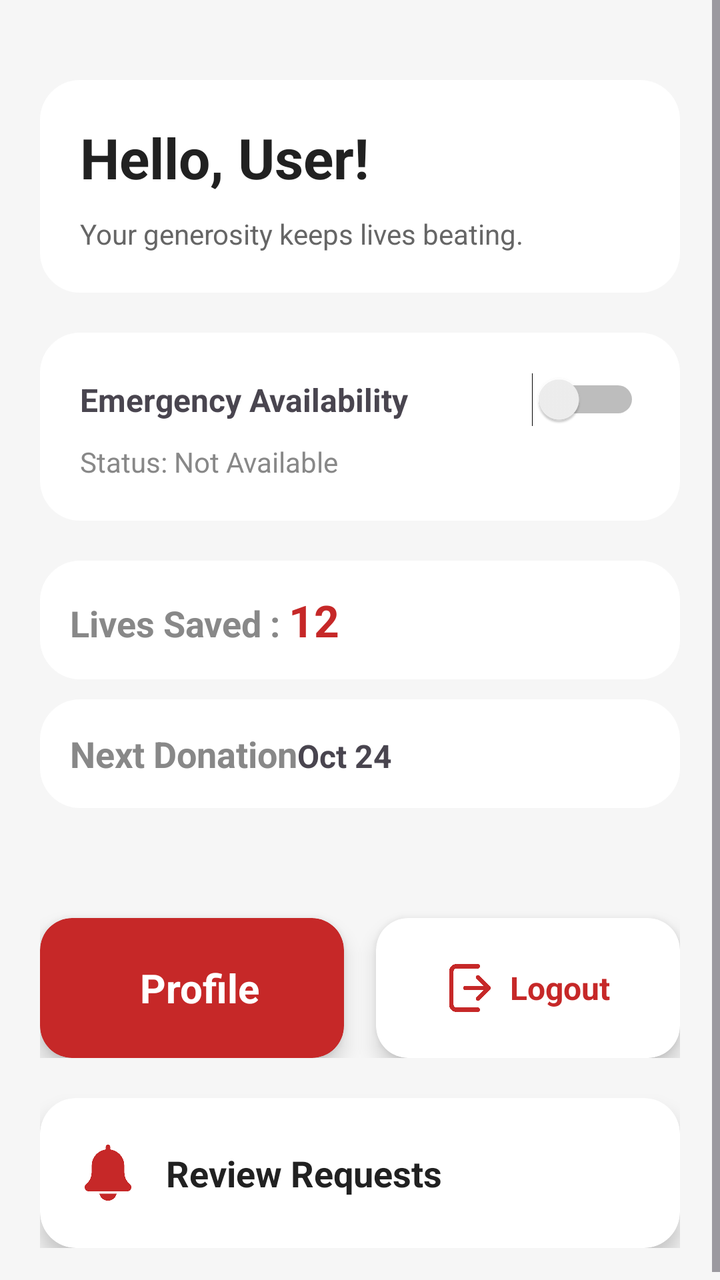
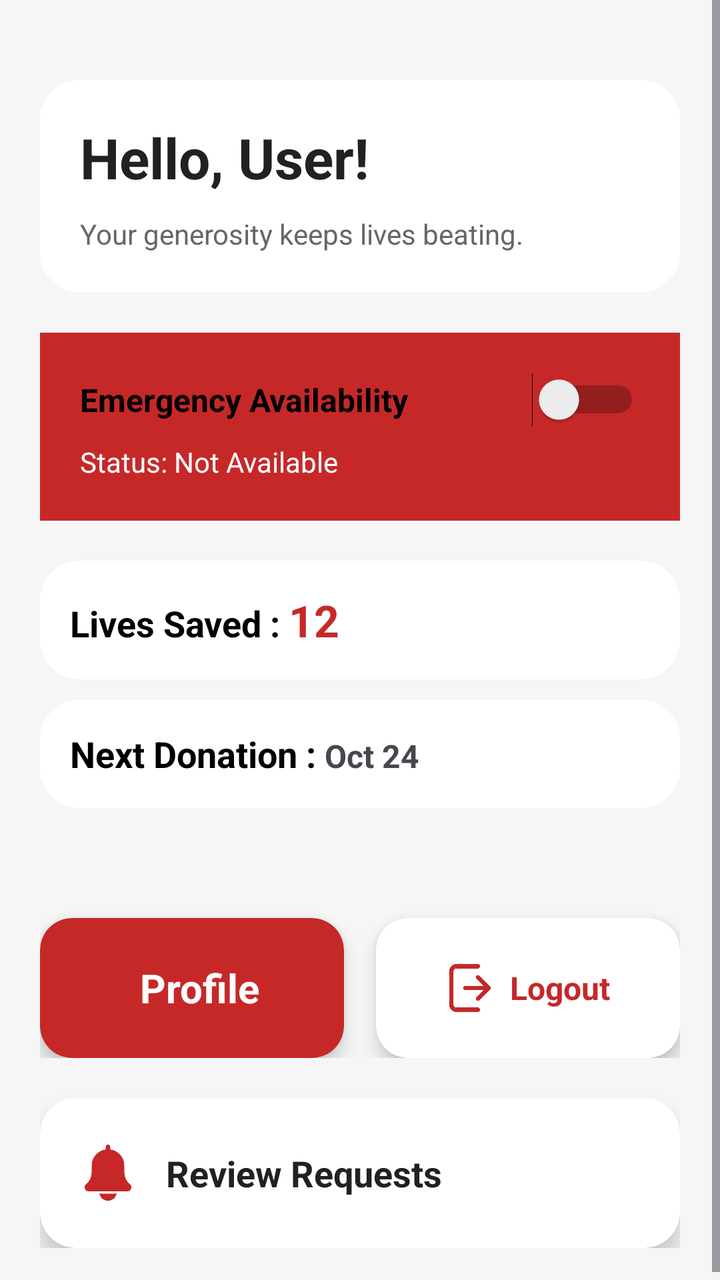

The first picture is an Android layout as it rendered before a commit; the second is the same layout after the commit. The layout source and the unified diff follow.
<!-- AndroidManifest.xml: application theme Theme.BloodDonarNet -->
<!-- res/layout/activity_donor_dashboard.xml -->
<?xml version="1.0" encoding="utf-8"?>
<ScrollView xmlns:android="http://schemas.android.com/apk/res/android"
    xmlns:tools="http://schemas.android.com/tools"
    android:layout_width="match_parent"
    android:layout_height="match_parent"
    xmlns:app="http://schemas.android.com/apk/res-auto"
    android:background="#F6F6F6">

    <LinearLayout
        android:orientation="vertical"
        android:padding="20dp"
        android:layout_width="match_parent"
        android:layout_height="wrap_content">





        <LinearLayout
            android:layout_width="match_parent"
            android:layout_height="wrap_content"
            android:orientation="vertical"
            android:padding="20dp"
            android:layout_marginTop="20dp"
            android:background="@drawable/card_bg">

            <TextView
                android:id="@+id/welcomeText"
                android:text="Hello, User!"
                android:textSize="28sp"
                android:textStyle="bold"
                android:textColor="#212121"
                android:layout_width="wrap_content"
                android:layout_height="wrap_content"/>

            <TextView
                android:text="Your generosity keeps lives beating."
                android:textSize="14sp"
                android:textColor="#666"
                android:layout_marginTop="10dp"
                android:layout_width="wrap_content"
                android:layout_height="wrap_content"/>
        </LinearLayout>


        <LinearLayout
            android:layout_width="match_parent"
            android:layout_height="wrap_content"
            android:orientation="vertical"
            android:padding="20dp"
            android:layout_marginTop="20dp"
            android:background="@drawable/card_bg">

            <LinearLayout
                android:layout_width="match_parent"
                android:layout_height="wrap_content"
                android:orientation="horizontal"
                android:gravity="center_vertical">

                <TextView
                    android:text="Emergency Availability"
                    android:textSize="16sp"
                    android:textStyle="bold"
                    android:layout_width="0dp"
                    android:layout_weight="1"
                    android:layout_height="wrap_content"/>

                <Switch
                    android:id="@+id/availabilitySwitch"
                    android:layout_width="wrap_content"
                    android:layout_height="wrap_content"/>
            </LinearLayout>

            <TextView
                android:id="@+id/statusText"
                android:text="Status: Not Available"
                android:textColor="#888"
                android:layout_marginTop="8dp"
                android:layout_width="wrap_content"
                android:layout_height="wrap_content"/>


        </LinearLayout>


        <LinearLayout
            android:layout_width="match_parent"
            android:layout_height="wrap_content"
            android:orientation="vertical"
            android:layout_marginTop="20dp">


            <LinearLayout
                android:layout_width="match_parent"
                android:layout_height="wrap_content"
                android:padding="15dp"
                android:background="@drawable/card_bg">

                <TextView
                    android:text="Lives Saved : "
                    android:textSize="18sp"
                    android:textColor="#888"
                    android:textStyle="bold"
                    android:layout_width="wrap_content"
                    android:layout_height="wrap_content"/>

                <TextView
                    android:id="@+id/livesSaved"
                    android:text="12"
                    android:textSize="22sp"
                    android:textStyle="bold"
                    android:textColor="#C62828"
                    android:layout_width="wrap_content"
                    android:layout_height="wrap_content"/>
            </LinearLayout>


            <LinearLayout
                android:layout_width="match_parent"
                android:layout_height="wrap_content"
                android:layout_marginTop="10dp"
                android:padding="15dp"
                android:background="@drawable/card_bg">

                <TextView
                    android:text="Next Donation"
                    android:textSize="18sp"
                    android:textStyle="bold"
                    android:textColor="#888"
                    android:layout_width="wrap_content"
                    android:layout_height="wrap_content"/>

                <TextView
                    android:id="@+id/nextDate"
                    android:text="Oct 24"
                    android:textSize="16sp"
                    android:textStyle="bold"
                    android:layout_width="wrap_content"
                    android:layout_height="wrap_content"/>
            </LinearLayout>

        </LinearLayout>


        <LinearLayout
            android:layout_width="match_parent"
            android:layout_height="wrap_content"
            android:orientation="horizontal"
            android:layout_marginTop="20dp"
            android:weightSum="2">


            <androidx.cardview.widget.CardView
                android:layout_width="0dp"
                android:layout_height="70dp"
                android:id="@+id/profile"
                android:layout_weight="1"
                android:layout_marginEnd="8dp"
                app:cardCornerRadius="16dp"
                android:layout_marginTop="35sp"
                app:cardElevation="6dp"
                app:cardBackgroundColor="#C62828">

                <LinearLayout
                    android:layout_width="match_parent"
                    android:layout_height="match_parent"
                    android:gravity="center"
                    android:orientation="horizontal">

                    <TextView
                        android:layout_width="wrap_content"
                        android:layout_height="wrap_content"
                        android:text="Profile"
                        android:textColor="#FFFFFF"
                        android:textStyle="bold"
                        android:textSize="20sp"
                        android:layout_marginStart="8dp"/>
                </LinearLayout>
            </androidx.cardview.widget.CardView>


            <androidx.cardview.widget.CardView
                android:layout_width="0dp"
                android:layout_height="70dp"
                android:id="@+id/logout"
                android:layout_weight="1"
                android:layout_marginTop="35sp"
                android:layout_marginStart="8dp"
                app:cardCornerRadius="16dp"
                app:cardElevation="6dp"
                app:cardBackgroundColor="#FFFFFF">

                <LinearLayout
                    android:layout_width="match_parent"
                    android:layout_height="match_parent"
                    android:gravity="center"
                    android:orientation="horizontal">

                    <ImageView
                        android:layout_width="24dp"
                        android:layout_height="24dp"
                        android:src="@drawable/logout"
                        android:tint="#C62828"
                        tools:ignore="UseAppTint" />

                    <TextView
                        android:layout_width="wrap_content"
                        android:layout_height="wrap_content"
                        android:text="Logout"
                        android:textColor="#C62828"
                        android:textStyle="bold"
                        android:textSize="16sp"
                        android:layout_marginStart="8dp"/>
                </LinearLayout>
            </androidx.cardview.widget.CardView>


        </LinearLayout>
        <androidx.cardview.widget.CardView
            android:id="@+id/reviewRequests"
            android:layout_width="match_parent"
            android:layout_height="75dp"
            android:layout_marginTop="20dp"
            app:cardCornerRadius="18dp"
            app:cardElevation="6dp"
            app:cardBackgroundColor="#FFFFFF">

            <LinearLayout
                android:layout_width="match_parent"
                android:layout_height="match_parent"

                android:orientation="horizontal"
                android:gravity="center_vertical"
                android:padding="20dp">

                <ImageView
                    android:layout_width="28dp"
                    android:layout_height="28dp"
                    android:src="@drawable/bell"
                    android:tint="#C62828"
                    tools:ignore="UseAppTint"/>

                <LinearLayout
                    android:layout_width="0dp"
                    android:layout_height="wrap_content"
                    android:layout_weight="1"
                    android:orientation="vertical"
                    android:layout_marginStart="15dp">

                    <TextView
                        android:layout_width="wrap_content"
                        android:layout_height="wrap_content"
                        android:text="Review Requests"
                        android:textStyle="bold"
                        android:textSize="18sp"
                        android:textColor="#212121"/>


                </LinearLayout>

            </LinearLayout>

        </androidx.cardview.widget.CardView>



    </LinearLayout>
</ScrollView>
<!-- resources referenced by this layout -->
<resources>
  <!-- drawable bell: png bitmap (drawable, 8438 bytes) -->
  <!-- drawable card_bg (drawable) -->
  <shape xmlns:android="http://schemas.android.com/apk/res/android">
      <solid android:color="#FFFFFF"/>
      <corners android:radius="20dp"/>
  </shape>
  <!-- drawable logout: png bitmap (drawable, 7623 bytes) -->
  <style name="Theme.BloodDonarNet" parent="Base.Theme.BloodDonarNet" />
  <style name="Base.Theme.BloodDonarNet" parent="Theme.Material3.DayNight.NoActionBar">
          
          
      </style>
</resources>

<!-- the commit's change to res/layout/activity_donor_dashboard.xml (unified diff, before → after) -->
@@ -11,10 +11,6 @@
         android:padding="20dp"
         android:layout_width="match_parent"
         android:layout_height="wrap_content">
-
-
-
-
 
         <LinearLayout
             android:layout_width="match_parent"
@@ -49,7 +45,7 @@
             android:orientation="vertical"
             android:padding="20dp"
             android:layout_marginTop="20dp"
-            android:background="@drawable/card_bg">
+            android:background="#C62828">
 
             <LinearLayout
                 android:layout_width="match_parent"
@@ -63,6 +59,7 @@
                     android:textStyle="bold"
                     android:layout_width="0dp"
                     android:layout_weight="1"
+                    android:textColor="@color/black"
                     android:layout_height="wrap_content"/>
 
                 <Switch
@@ -74,7 +71,7 @@
             <TextView
                 android:id="@+id/statusText"
                 android:text="Status: Not Available"
-                android:textColor="#888"
+                android:textColor="@color/white"
                 android:layout_marginTop="8dp"
                 android:layout_width="wrap_content"
                 android:layout_height="wrap_content"/>
@@ -99,7 +96,7 @@
                 <TextView
                     android:text="Lives Saved : "
                     android:textSize="18sp"
-                    android:textColor="#888"
+                    android:textColor="@color/black"
                     android:textStyle="bold"
                     android:layout_width="wrap_content"
                     android:layout_height="wrap_content"/>
@@ -123,10 +120,10 @@
                 android:background="@drawable/card_bg">
 
                 <TextView
-                    android:text="Next Donation"
+                    android:text="Next Donation : "
                     android:textSize="18sp"
                     android:textStyle="bold"
-                    android:textColor="#888"
+                    android:textColor="@color/black"
                     android:layout_width="wrap_content"
                     android:layout_height="wrap_content"/>
 
<!-- resource entries referenced after the edit -->
@@ -1,5 +1,7 @@
 <!-- resources referenced by this layout -->
 <resources>
+  <color name="black">#FF000000</color>
+  <color name="white">#FFFFFFFF</color>
   <!-- drawable bell: png bitmap (drawable, 8438 bytes) -->
   <!-- drawable card_bg (drawable) -->
   <shape xmlns:android="http://schemas.android.com/apk/res/android">
